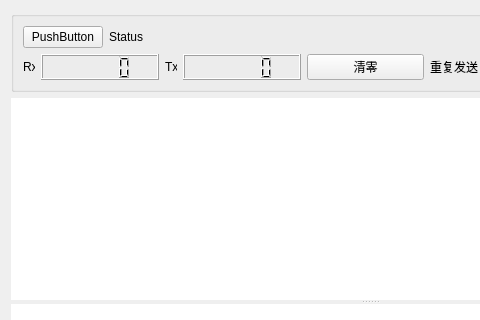
Old version of the form resource/ui/socket_form.ui in the repository uname/PySockDebuger; both pictures show x 0 to 480 and y 0 to 320 of the 739 by 549 pixel window.
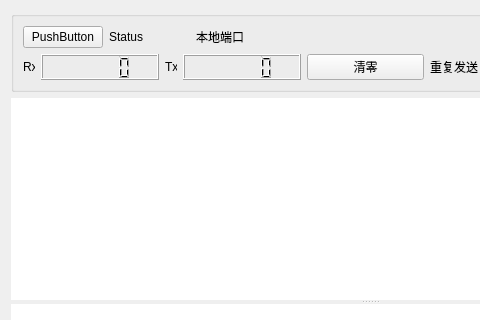
New version of the form.

Commit message: show local port in socket form

```diff
--- a/resource/ui/socket_form.ui
+++ b/resource/ui/socket_form.ui
@@ -42,6 +42,20 @@
           </property>
          </widget>
         </item>
+        <item>
+         <widget class="QLabel" name="label_4">
+          <property name="text">
+           <string>本地端口</string>
+          </property>
+         </widget>
+        </item>
+        <item>
+         <widget class="QLabel" name="localPortLabel">
+          <property name="text">
+           <string/>
+          </property>
+         </widget>
+        </item>
         <item>
          <spacer name="horizontalSpacer_2">
           <property name="orientation">
```
The commit also changes 4 other files.
